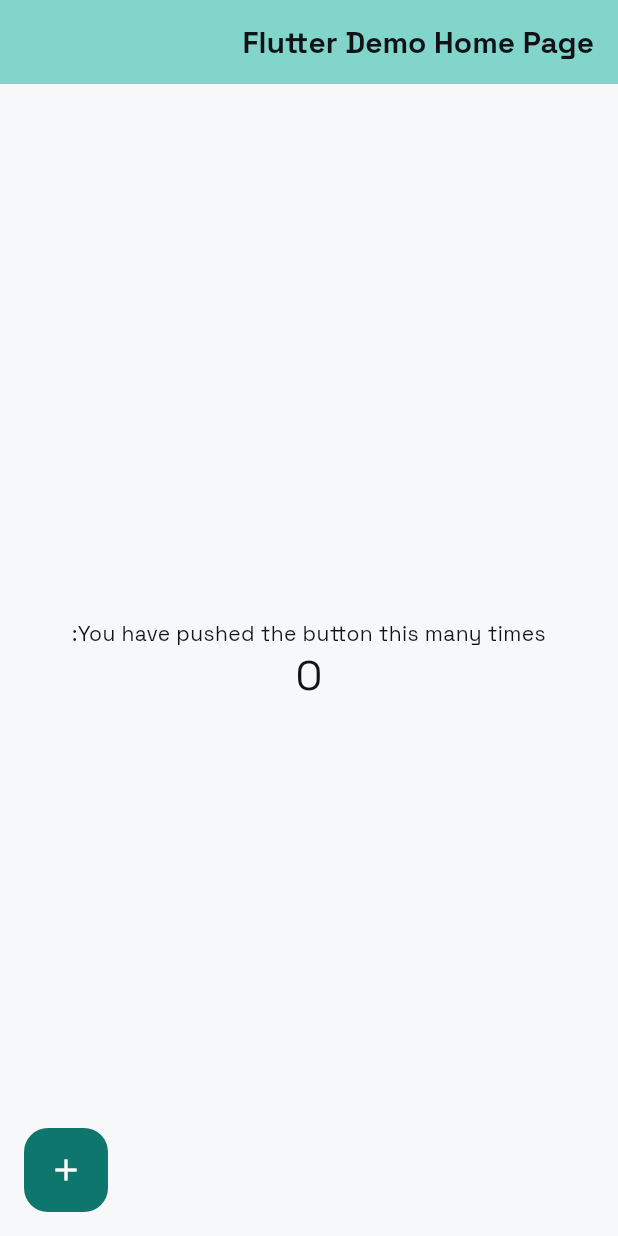
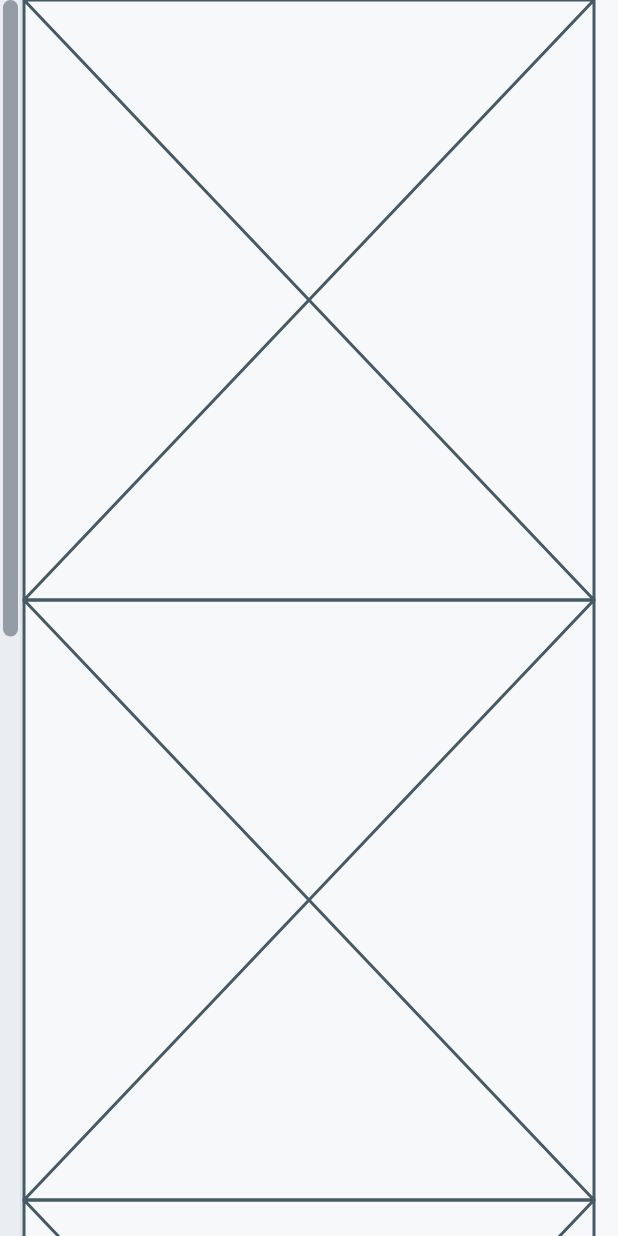
Before and after one commit to Hany-Hagar/new_portfolio, a Flutter app: the screen it shows after launch, on a phone screen of 412 x 824 dp. Run offline on Flutter 3.47's test engine with Material 3 defaults, Android fonts, the phone set to English and light mode, and no system bars; generated files the repository leaves out were written again.

Commit message:
feat(layout): Add custom layout and layout view and body

```diff
--- a/lib/core/utils/theme.dart
+++ b/lib/core/utils/theme.dart
@@ -274,6 +274,25 @@ class AppTheme {
         dividerColor: Colors.transparent,
       ),
 
+      // ───── Scrollbar (ظاهر طول الوقت) ─────
+      scrollbarTheme: ScrollbarThemeData(
+        thumbVisibility: const WidgetStatePropertyAll(true),
+        trackVisibility: const WidgetStatePropertyAll(true),
+        thickness: const WidgetStatePropertyAll(10),
+        radius: const Radius.circular(8),
+        crossAxisMargin: 2,
+        thumbColor: WidgetStateProperty.resolveWith(
+          (s) => s.contains(WidgetState.hovered) ||
+                  s.contains(WidgetState.dragged)
+              ? hint
+              : hint.withValues(alpha: 0.6),
+        ),
+        trackColor: WidgetStatePropertyAll(
+          isDark ? Colors.white.withValues(alpha: 0.04) : border.withValues(alpha: 0.4),
+        ),
+        trackBorderColor: WidgetStatePropertyAll(border),
+      ),
+
       // ───── Bottom Navigation ─────
       bottomNavigationBarTheme: BottomNavigationBarThemeData(
         elevation: 0,
--- /dev/null
+++ b/lib/core/widgets/custom_layout.dart
@@ -0,0 +1,46 @@
+import 'package:flutter/material.dart';
+
+class CustomLayout extends StatelessWidget {
+  final Widget body;
+  final Color? color;
+  final ScrollController controller;
+
+  const CustomLayout({
+    super.key,
+    this.color,
+    required this.controller,
+    required this.body,
+  });
+
+  @override
+  Widget build(BuildContext context) {
+    final theme = Theme.of(context);
+
+    return Scaffold(
+      backgroundColor: color ?? theme.scaffoldBackgroundColor,
+      body: LayoutBuilder(
+        builder: (context, constraints) {
+          return Scrollbar(
+            controller: controller,
+            thumbVisibility: true,
+            child: SingleChildScrollView(
+              controller: controller,
+              child: ConstrainedBox(
+                constraints: BoxConstraints(minHeight: constraints.maxHeight),
+                child: Center(
+                  child: Padding(
+                    padding: const EdgeInsets.symmetric(horizontal: 16.0),
+                    child: ConstrainedBox(
+                      constraints: const BoxConstraints(maxWidth: 1200),
+                      child: body,
+                    ),
+                  ),
+                ),
+              ),
+            ),
+          );
+        },
+      ),
+    );
+  }
+}
--- /dev/null
+++ b/lib/features/layout/pages/views/layout_view.dart
@@ -0,0 +1,17 @@
+import '../widgets/layout_body.dart';
+
+import 'package:flutter/material.dart';
+
+import '../../../../core/widgets/custom_layout.dart';
+
+class LayoutView extends StatelessWidget {
+  const LayoutView({super.key});
+
+  @override
+  Widget build(BuildContext context) {
+    return CustomLayout(
+      controller: ScrollController(),
+      body: const LayoutBody(),
+    );
+  }
+}
--- /dev/null
+++ b/lib/features/layout/pages/widgets/layout_body.dart
@@ -0,0 +1,14 @@
+import 'package:flutter/material.dart';
+
+class LayoutBody extends StatelessWidget {
+  const LayoutBody({super.key});
+
+  @override
+  Widget build(BuildContext context) {
+    return ListView(
+      shrinkWrap: true,
+      physics: const NeverScrollableScrollPhysics(),
+      children: [Placeholder(), Placeholder(), Placeholder(), Placeholder()],
+    );
+  }
+}
--- a/lib/main.dart
+++ b/lib/main.dart
@@ -1,6 +1,7 @@
 import 'core/utils/theme.dart';
 import 'package:flutter/material.dart';
 import 'translation/gen/translations.g.dart';
+import 'features/layout/pages/views/layout_view.dart';
 import 'package:flutter_localizations/flutter_localizations.dart';
 
 Future<void> main() async {
@@ -18,98 +19,12 @@ class MyApp extends StatelessWidget {
     return MaterialApp(
       theme: AppTheme.light,
       darkTheme: AppTheme.dark,
+      home: const LayoutView(),
       debugShowCheckedModeBanner: false,
       title: 'Hany Magdy | Flutter Developer',
       supportedLocales: AppLocaleUtils.supportedLocales,
       locale: TranslationProvider.of(context).flutterLocale,
       localizationsDelegates: GlobalMaterialLocalizations.delegates,
-      home: const MyHomePage(title: 'Flutter Demo Home Page'),
     );
   }
 }
-
-class MyHomePage extends StatefulWidget {
-  const MyHomePage({super.key, required this.title});
-
-  // This widget is the home page of your application. It is stateful, meaning
-  // that it has a State object (defined below) that contains fields that affect
-  // how it looks.
-
-  // This class is the configuration for the state. It holds the values (in this
-  // case the title) provided by the parent (in this case the App widget) and
-  // used by the build method of the State. Fields in a Widget subclass are
-  // always marked "final".
-
-  final String title;
-
-  @override
-  State<MyHomePage> createState() => _MyHomePageState();
-}
-
-class _MyHomePageState extends State<MyHomePage> {
-  int _counter = 0;
-
-  void _incrementCounter() {
-    setState(() {
-      // This call to setState tells the Flutter framework that something has
-      // changed in this State, which causes it to rerun the build method below
-      // so that the display can reflect the updated values. If we changed
-      // _counter without calling setState(), then the build method would not be
-      // called again, and so nothing would appear to happen.
-      _counter++;
-    });
-  }
-
-  @override
-  Widget build(BuildContext context) {
-    // This method is rerun every time setState is called, for instance as done
-    // by the _incrementCounter method above.
-    //
-    // The Flutter framework has been optimized to make rerunning build methods
-    // fast, so that you can just rebuild anything that needs updating rather
-    // than having to individually change instances of widgets.
-    return Scaffold(
-      appBar: AppBar(
-        // TRY THIS: Try changing the color here to a specific color (to
-        // Colors.amber, perhaps?) and trigger a hot reload to see the AppBar
-        // change color while the other colors stay the same.
-        backgroundColor: Theme.of(context).colorScheme.inversePrimary,
-        // Here we take the value from the MyHomePage object that was created by
-        // the App.build method, and use it to set our appbar title.
-        title: Text(widget.title),
-      ),
-      body: Center(
-        // Center is a layout widget. It takes a single child and positions it
-        // in the middle of the parent.
-        child: Column(
-          // Column is also a layout widget. It takes a list of children and
-          // arranges them vertically. By default, it sizes itself to fit its
-          // children horizontally, and tries to be as tall as its parent.
-          //
-          // Column has various properties to control how it sizes itself and
-          // how it positions its children. Here we use mainAxisAlignment to
-          // center the children vertically; the main axis here is the vertical
-          // axis because Columns are vertical (the cross axis would be
-          // horizontal).
-          //
-          // TRY THIS: Invoke "debug painting" (choose the "Toggle Debug Paint"
-          // action in the IDE, or press "p" in the console), to see the
-          // wireframe for each widget.
-          mainAxisAlignment: .center,
-          children: [
-            const Text('You have pushed the button this many times:'),
-            Text(
-              '$_counter',
-              style: Theme.of(context).textTheme.headlineMedium,
-            ),
-          ],
-        ),
-      ),
-      floatingActionButton: FloatingActionButton(
-        onPressed: _incrementCounter,
-        tooltip: 'Increment',
-        child: const Icon(Icons.add),
-      ),
-    );
-  }
-}
```
